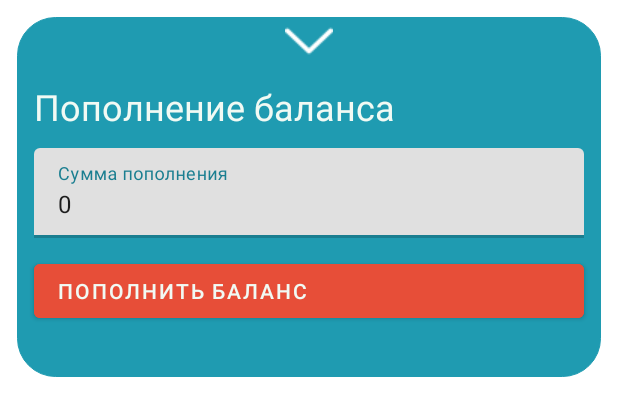
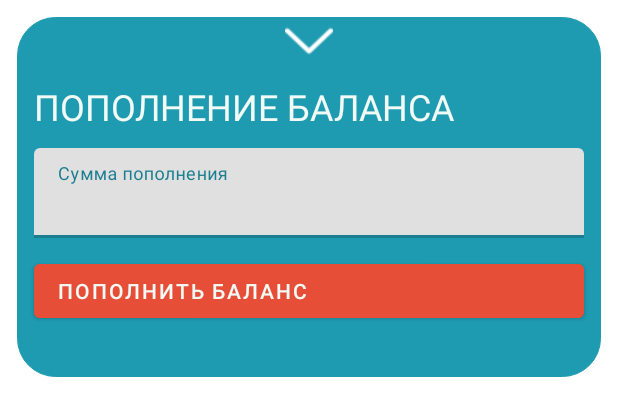
Before and after one commit to dokhat-rok/sct-mobile-application, an Android app: the layout fragment_additional_balance.xml on its own in the app's theme, with its tools: preview values and no code run, on a phone screen of 412 x 824 dp. Shown: the top 416 px of the screen. Run offline under Robolectric (Android 15) with nearby library versions, the phone set to English and light mode, and no system bars; network calls fail.

Commit message:
Доработал пополнение баланса

```diff
--- a/app/src/main/res/layout/fragment_additional_balance.xml
+++ b/app/src/main/res/layout/fragment_additional_balance.xml
@@ -23,7 +23,7 @@
         android:layout_width="wrap_content"
         android:layout_height="wrap_content"
         android:background="#00FFFFFF"
-        android:text="Пополнение баланса"
+        android:text="ПОПОЛНЕНИЕ БАЛАНСА"
         android:layout_marginBottom="5pt"
         android:layout_marginHorizontal="5pt"
         android:textColor="@color/text_color"
@@ -41,8 +41,7 @@
         android:layout_width="match_parent"
         android:layout_height="match_parent"
         android:hint="Сумма пополнения"
-        android:inputType="number"
-        android:text="0"/>
+        android:inputType="number"/>
     </com.google.android.material.textfield.TextInputLayout>
 
     <Button
```
Also changed, not shown: app/src/main/java/com/sct/mobile/application/activity/ProfileActivity.java (+9 -5 lines), app/src/main/res/layout/activity_profile.xml (+12 -3 lines).
